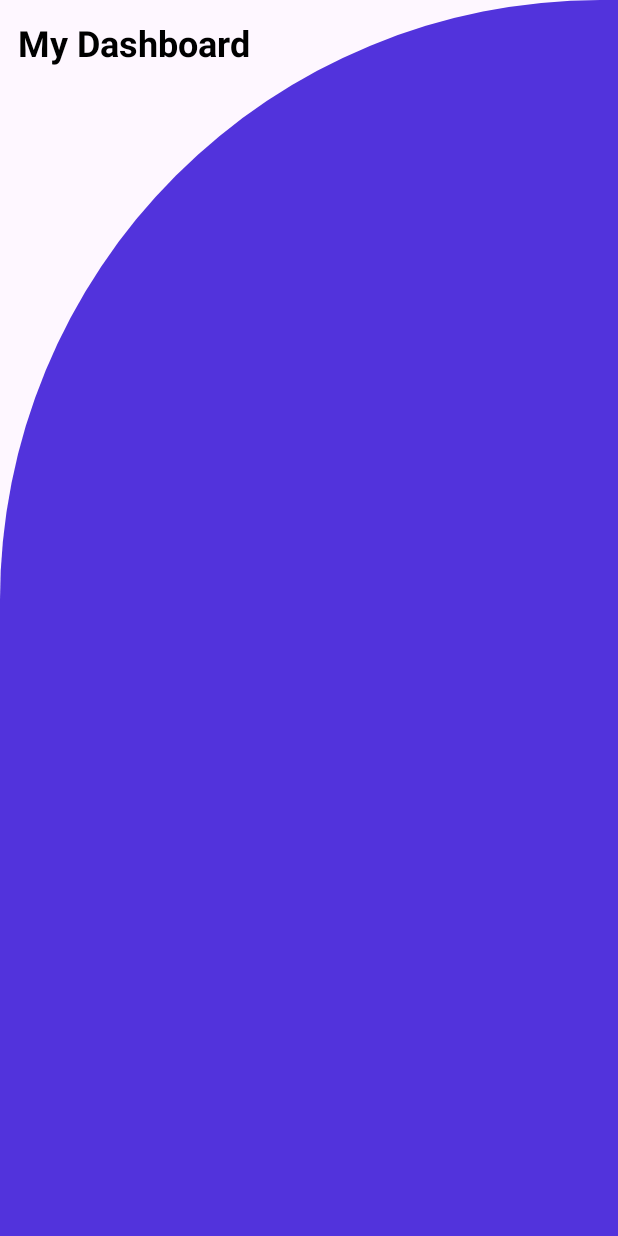
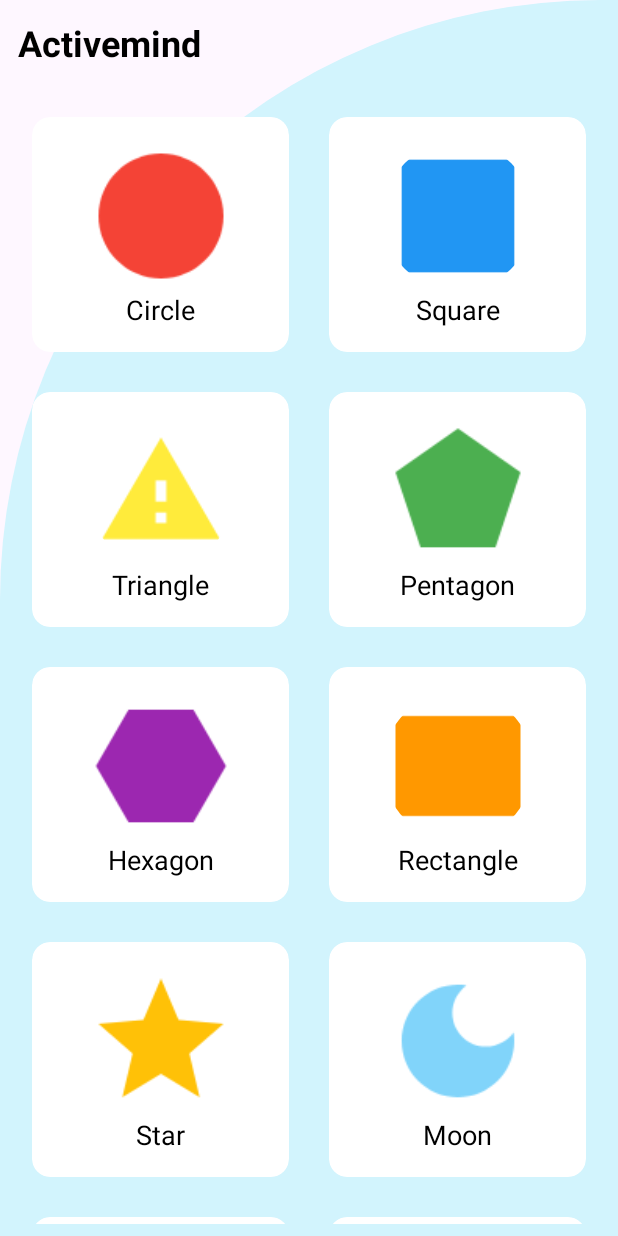
Before and after one commit to Alness1314/Activemind, an Android app: the screen it shows after launch (MainActivity), on a phone screen of 412 x 824 dp. Run offline under Robolectric (Android 15) with nearby library versions, the light colour scheme and no system bars.

Commit message:
feat: se añaden modificaciones ala interfaz

```diff
--- a/app/src/main/java/com/example/activemind/MainActivity.kt
+++ b/app/src/main/java/com/example/activemind/MainActivity.kt
@@ -33,7 +33,7 @@ class MainActivity : AppCompatActivity(), OnClickListener {
         }
 
         nfcCardAdapter = NfcCardAdapter(getCards(), this)
-        gridLayoutManager = GridLayoutManager(this, 3) // ← Grid de 3 columnas
+        gridLayoutManager = GridLayoutManager(this, 2) // ← Grid de 3 columnas
 
         binding.recyclerView.apply {
             layoutManager = gridLayoutManager
@@ -41,12 +41,92 @@ class MainActivity : AppCompatActivity(), OnClickListener {
         }
 
         binding.recyclerView.addItemDecoration(
-            SpacesItemDecoration(16) // 16px o usa `resources.getDimensionPixelSize(R.dimen.spacing)`
+            SpacesItemDecoration(8) // 16px o usa `resources.getDimensionPixelSize(R.dimen.spacing)`
         )
     }
 
-    fun getCards(): MutableList<NfcCard>{
-        return mutableListOf();
+    private fun getCards(): MutableList<NfcCard> {
+        val nfcCards = mutableListOf<NfcCard>()
+
+        for (i in 1..10) {
+            val nfcCard = when (i) {
+                1 -> NfcCard(
+                    "1",
+                    "Circle",
+                    "ic_circle",
+                    "Red"
+                )
+
+                2 -> NfcCard(
+                    "2",
+                    "Square",
+                    "ic_square",
+                    "Blue"
+                )
+
+                3 -> NfcCard(
+                    "3",
+                    "Triangle",
+                    "ic_triangle",
+                    "Yellow"
+                )
+
+                4 -> NfcCard(
+                    "4",
+                    "Pentagon",
+                    "ic_pentagon",
+                    "Green"
+                )
+
+                5 -> NfcCard(
+                    "5",
+                    "Hexagon",
+                    "ic_hexagon",
+                    "Purple"
+                )
+
+                6 -> NfcCard(
+                    "6",
+                    "Rectangle",
+                    "ic_rectangle",
+                    "Orange"
+                )
+
+                7 -> NfcCard(
+                    "7",
+                    "Star",
+                    "ic_star",
+                    "Gold"
+                )
+
+                8 -> NfcCard(
+                    "8",
+                    "Moon",
+                    "ic_moon",
+                    "Sky blue"
+                )
+
+                9 -> NfcCard(
+                    "9",
+                    "Sunny",
+                    "ic_sunny",
+                    "Grey"
+                )
+
+                10 -> NfcCard(
+                    "10",
+                    "Heart",
+                    "ic_heart",
+                    "Pink"
+                )
+
+                else -> null
+            }
+
+            nfcCard?.let { nfcCards.add(it) }
+        }
+
+        return nfcCards
     }
 
     override fun onClick(nfcCard: NfcCard, position: Int) {
@@ -54,7 +134,12 @@ class MainActivity : AppCompatActivity(), OnClickListener {
     }
 
     class SpacesItemDecoration(private val space: Int) : RecyclerView.ItemDecoration() {
-        override fun getItemOffsets(outRect: Rect, view: View, parent: RecyclerView, state: RecyclerView.State) {
+        override fun getItemOffsets(
+            outRect: Rect,
+            view: View,
+            parent: RecyclerView,
+            state: RecyclerView.State
+        ) {
             outRect.left = space
             outRect.right = space
             outRect.bottom = space
--- a/app/src/main/res/drawable/cut_card_background.xml
+++ b/app/src/main/res/drawable/cut_card_background.xml
@@ -2,7 +2,7 @@
 <shape xmlns:android="http://schemas.android.com/apk/res/android"
     android:shape="rectangle">
 
-    <solid android:color="@color/purple"/>
+    <solid android:color="@color/sky_blue_1"/>
     <corners
         android:topLeftRadius="400dp"
         android:topRightRadius="0dp"
--- a/app/src/main/res/drawable/ic_circle.xml
+++ b/app/src/main/res/drawable/ic_circle.xml
@@ -1,4 +1,4 @@
-<vector xmlns:android="http://schemas.android.com/apk/res/android" android:height="64dp" android:tint="#DC335A" android:viewportHeight="24" android:viewportWidth="24" android:width="64dp">
+<vector xmlns:android="http://schemas.android.com/apk/res/android" android:height="64dp" android:tint="#F44336" android:viewportHeight="24" android:viewportWidth="24" android:width="64dp">
 
     <path android:fillColor="@android:color/white" android:pathData="M12,2C6.47,2 2,6.47 2,12s4.47,10 10,10 10,-4.47 10,-10S17.53,2 12,2z"/>
 
--- a/app/src/main/res/drawable/ic_circle_2.xml
+++ /dev/null
@@ -1,5 +0,0 @@
-<vector xmlns:android="http://schemas.android.com/apk/res/android" android:height="64dp" android:tint="#DC335A" android:viewportHeight="24" android:viewportWidth="24" android:width="64dp">
-
-    <path android:fillColor="@android:color/white" android:pathData="M12,2C6.47,2 2,6.47 2,12s4.47,10 10,10 10,-4.47 10,-10S17.53,2 12,2z"/>
-
-</vector>
--- /dev/null
+++ b/app/src/main/res/drawable/ic_heart.xml
@@ -0,0 +1,5 @@
+<vector xmlns:android="http://schemas.android.com/apk/res/android" android:height="64dp" android:tint="#FB68D5" android:viewportHeight="24" android:viewportWidth="24" android:width="64dp">
+
+    <path android:fillColor="@android:color/white" android:pathData="M12,21.35l-1.45,-1.32C5.4,15.36 2,12.28 2,8.5 2,5.42 4.42,3 7.5,3c1.74,0 3.41,0.81 4.5,2.09C13.09,3.81 14.76,3 16.5,3 19.58,3 22,5.42 22,8.5c0,3.78 -3.4,6.86 -8.55,11.54L12,21.35z"/>
+
+</vector>
--- a/app/src/main/res/drawable/ic_hexagon.xml
+++ b/app/src/main/res/drawable/ic_hexagon.xml
@@ -1,4 +1,4 @@
-<vector xmlns:android="http://schemas.android.com/apk/res/android" android:height="64dp" android:tint="#5913E6" android:viewportHeight="24" android:viewportWidth="24" android:width="64dp">
+<vector xmlns:android="http://schemas.android.com/apk/res/android" android:height="64dp" android:tint="#9C27B0" android:viewportHeight="24" android:viewportWidth="24" android:width="64dp">
 
     <path android:fillColor="@android:color/white" android:pathData="M17.2,3l-10.4,0l-5.2,9l5.2,9l10.4,0l5.2,-9z"/>
 
--- a/app/src/main/res/drawable/ic_moon.xml
+++ b/app/src/main/res/drawable/ic_moon.xml
@@ -1,4 +1,4 @@
-<vector xmlns:android="http://schemas.android.com/apk/res/android" android:height="64dp" android:tint="#83D4FF" android:viewportHeight="24" android:viewportWidth="24" android:width="64dp">
+<vector xmlns:android="http://schemas.android.com/apk/res/android" android:height="64dp" android:tint="#81D4FA" android:viewportHeight="24" android:viewportWidth="24" android:width="64dp">
 
     <path android:fillColor="@android:color/white" android:pathData="M12,3c-4.97,0 -9,4.03 -9,9s4.03,9 9,9s9,-4.03 9,-9c0,-0.46 -0.04,-0.92 -0.1,-1.36c-0.98,1.37 -2.58,2.26 -4.4,2.26c-2.98,0 -5.4,-2.42 -5.4,-5.4c0,-1.81 0.89,-3.42 2.26,-4.4C12.92,3.04 12.46,3 12,3L12,3z"/>
 
--- a/app/src/main/res/drawable/ic_pentagon.xml
+++ b/app/src/main/res/drawable/ic_pentagon.xml
@@ -1,4 +1,4 @@
-<vector xmlns:android="http://schemas.android.com/apk/res/android" android:height="64dp" android:tint="#40E525" android:viewportHeight="24" android:viewportWidth="24" android:width="64dp">
+<vector xmlns:android="http://schemas.android.com/apk/res/android" android:height="64dp" android:tint="#4CAF50" android:viewportHeight="24" android:viewportWidth="24" android:width="64dp">
 
     <path android:fillColor="@android:color/white" android:pathData="M2,9l4,12l12,0l4,-12l-10,-7z"/>
 
--- a/app/src/main/res/drawable/ic_rectangle.xml
+++ b/app/src/main/res/drawable/ic_rectangle.xml
@@ -1,4 +1,4 @@
-<vector xmlns:android="http://schemas.android.com/apk/res/android" android:height="64dp" android:tint="#E67313" android:viewportHeight="24" android:viewportWidth="24" android:width="64dp">
+<vector xmlns:android="http://schemas.android.com/apk/res/android" android:height="64dp" android:tint="#FF9800" android:viewportHeight="24" android:viewportWidth="24" android:width="64dp">
 
     <path android:fillColor="@android:color/white" android:pathData="M2,4h20v16h-20z"/>
 
--- a/app/src/main/res/drawable/ic_square.xml
+++ b/app/src/main/res/drawable/ic_square.xml
@@ -1,4 +1,4 @@
-<vector xmlns:android="http://schemas.android.com/apk/res/android" android:height="64dp" android:tint="#3377DC" android:viewportHeight="24" android:viewportWidth="24" android:width="64dp">
+<vector xmlns:android="http://schemas.android.com/apk/res/android" android:height="64dp" android:tint="#2196F3" android:viewportHeight="24" android:viewportWidth="24" android:width="64dp">
 
     <path android:fillColor="@android:color/white" android:pathData="M3,3h18v18h-18z"/>
 
--- a/app/src/main/res/drawable/ic_star.xml
+++ b/app/src/main/res/drawable/ic_star.xml
@@ -1,4 +1,4 @@
-<vector xmlns:android="http://schemas.android.com/apk/res/android" android:height="64dp" android:tint="#FFD700" android:viewportHeight="24" android:viewportWidth="24" android:width="64dp">
+<vector xmlns:android="http://schemas.android.com/apk/res/android" android:height="64dp" android:tint="#FFC107" android:viewportHeight="24" android:viewportWidth="24" android:width="64dp">
 
     <path android:fillColor="@android:color/white" android:pathData="M12,17.27L18.18,21l-1.64,-7.03L22,9.24l-7.19,-0.61L12,2 9.19,8.63 2,9.24l5.46,4.73L5.82,21z"/>
 
--- a/app/src/main/res/layout/activity_main.xml
+++ b/app/src/main/res/layout/activity_main.xml
@@ -12,7 +12,7 @@
         android:id="@+id/title"
         android:layout_width="wrap_content"
         android:layout_height="wrap_content"
-        android:text="My Dashboard"
+        android:text="@string/title_app_main"
         android:textSize="24sp"
         android:textStyle="bold"
         android:textColor="@color/black"
@@ -29,6 +29,6 @@
         app:layout_constraintBottom_toBottomOf="parent"
         app:layout_constraintStart_toStartOf="parent"
         app:layout_constraintEnd_toEndOf="parent"
-        android:padding="16dp" />
+        android:padding="8dp" />
 
 </androidx.constraintlayout.widget.ConstraintLayout>
--- a/app/src/main/res/layout/item_card.xml
+++ b/app/src/main/res/layout/item_card.xml
@@ -7,30 +7,37 @@
     android:layout_margin="8dp"
     android:clickable="true"
     android:focusable="true"
+    app:strokeColor="@android:color/transparent"
     app:cardBackgroundColor="@color/white">
 
-    <LinearLayout
+    <androidx.constraintlayout.widget.ConstraintLayout
         android:layout_width="match_parent"
         android:layout_height="wrap_content"
-        android:orientation="vertical"
-        android:gravity="center"
-        android:padding="16dp"
-        tools:ignore="UseCompoundDrawables">
+        android:padding="16dp">
 
         <ImageView
             android:id="@+id/ivIcon"
-            android:layout_width="90dp"
-            android:layout_height="90dp"
+            android:layout_width="100dp"
+            android:layout_height="100dp"
+            android:scaleType="fitCenter"
+            android:adjustViewBounds="true"
             android:contentDescription="@string/todo"
+            app:layout_constraintStart_toStartOf="parent"
+            app:layout_constraintEnd_toEndOf="parent"
+            app:layout_constraintTop_toTopOf="parent"
             android:src="@drawable/ic_launcher_foreground" />
 
         <TextView
             android:id="@+id/tvTitle"
             android:layout_width="wrap_content"
             android:layout_height="wrap_content"
-            android:layout_marginTop="8dp"
             tools:text="Title"
             android:textColor="@color/black"
-            android:textSize="18sp" />
-    </LinearLayout>
+            app:layout_constraintStart_toStartOf="parent"
+            app:layout_constraintEnd_toEndOf="parent"
+            app:layout_constraintTop_toBottomOf="@+id/ivIcon"
+            android:textSize="18sp"/>
+
+
+    </androidx.constraintlayout.widget.ConstraintLayout>
 </com.google.android.material.card.MaterialCardView>
--- a/app/src/main/res/values/colors.xml
+++ b/app/src/main/res/values/colors.xml
@@ -4,4 +4,5 @@
     <color name="white">#FFFFFFFF</color>
 
     <color name="purple">#5233DC</color>
+    <color name="sky_blue_1">#D2F4FD</color>
 </resources>
--- a/app/src/main/res/values/strings.xml
+++ b/app/src/main/res/values/strings.xml
@@ -1,4 +1,5 @@
 <resources>
     <string name="app_name">Activemind</string>
     <string name="todo">TODO</string>
+    <string name="title_app_main">Activemind</string>
 </resources>
```
Also changed, not shown: app/src/main/res/drawable/ic_triangle.xml (+11 -3 lines), gradle/libs.versions.toml (+8 -8 lines).
